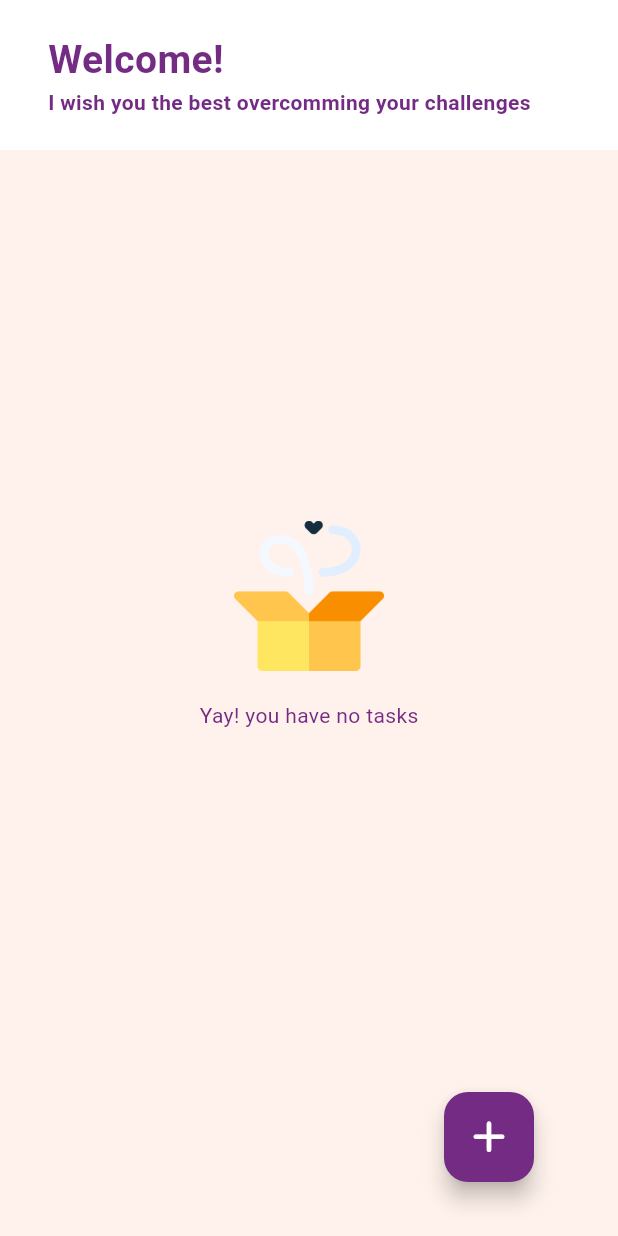
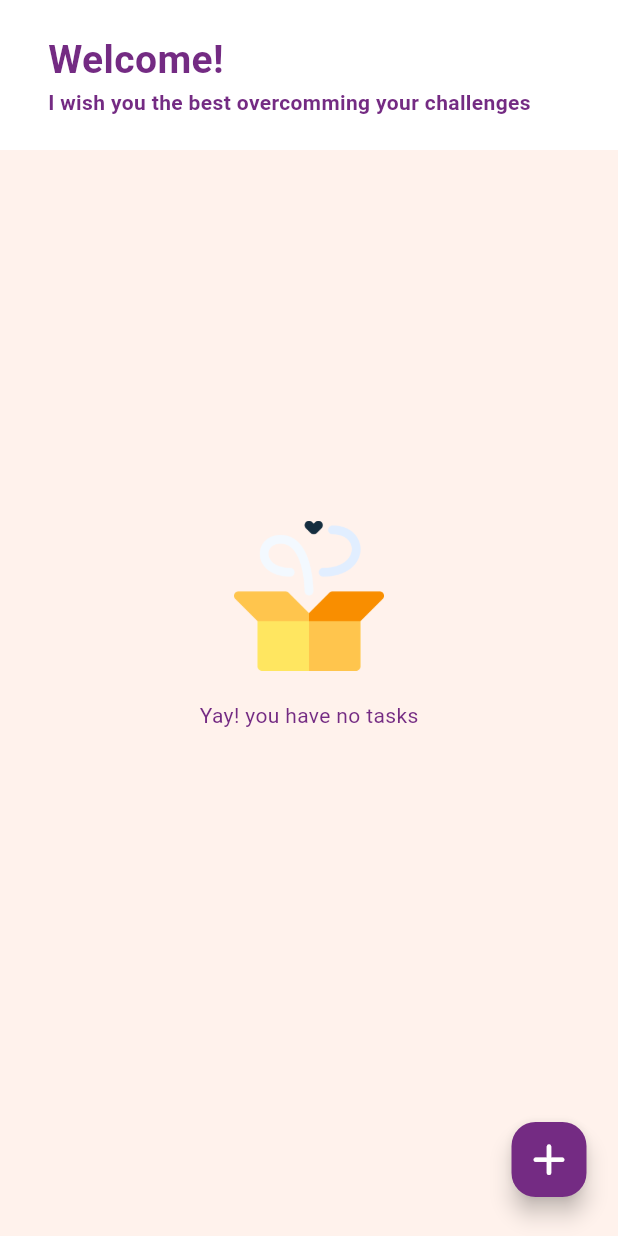
Before and after one commit to fajar773/testkpps, a Flutter app: the screen it shows after launch, on a phone screen of 412 x 824 dp. Run offline on Flutter 3.47's test engine with Material 3 defaults, Android fonts, the phone set to English and light mode, and no system bars; our stand-ins replace hive_flutter; accounts and stored records are empty.

Commit message:
fix icon size

```diff
--- a/lib/modules/tasks/ui/widgets/tasks_floating_action_button.dart
+++ b/lib/modules/tasks/ui/widgets/tasks_floating_action_button.dart
@@ -11,10 +11,10 @@ class TasksFloatingActionButton extends StatelessWidget {
     TasksBottomsheetProvider tasksBottomsheetProvider =
         Provider.of<TasksBottomsheetProvider>(context);
     return Padding(
-      padding: const EdgeInsets.fromLTRB(0, 0, 40, 20),
+      padding: const EdgeInsets.fromLTRB(0, 0, 5, 10),
       child: SizedBox(
-        height: 60,
-        width: 60,
+        height: 50,
+        width: 50,
         child: FloatingActionButton(
           backgroundColor: ColorConstants.kPrimaryColor,
           splashColor: ColorConstants.kPrimaryAccentColor,
```
